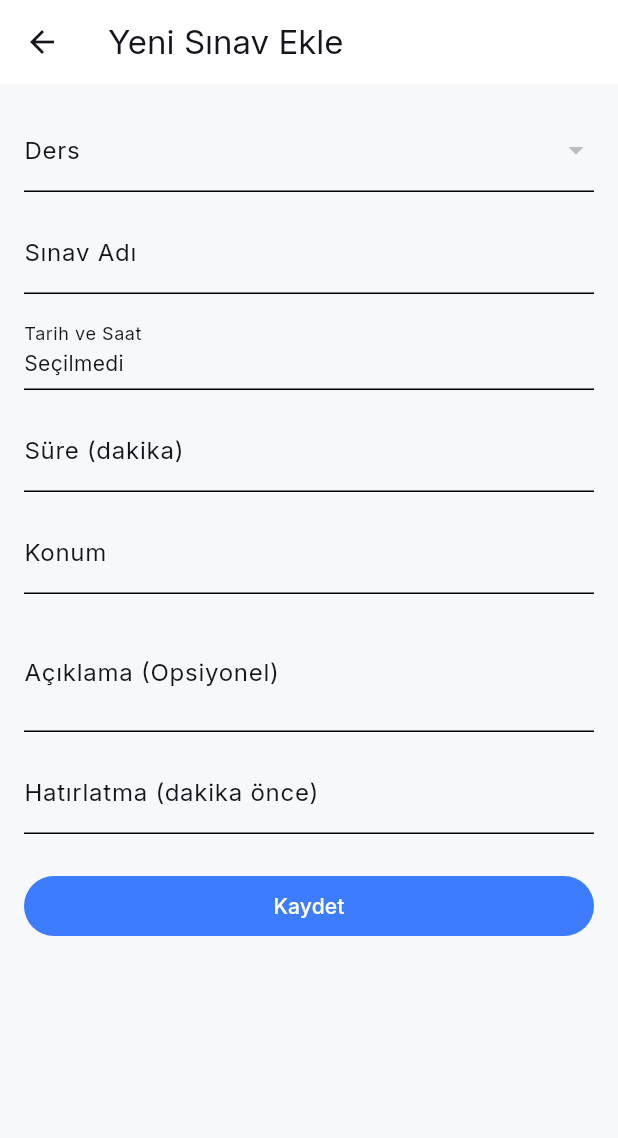
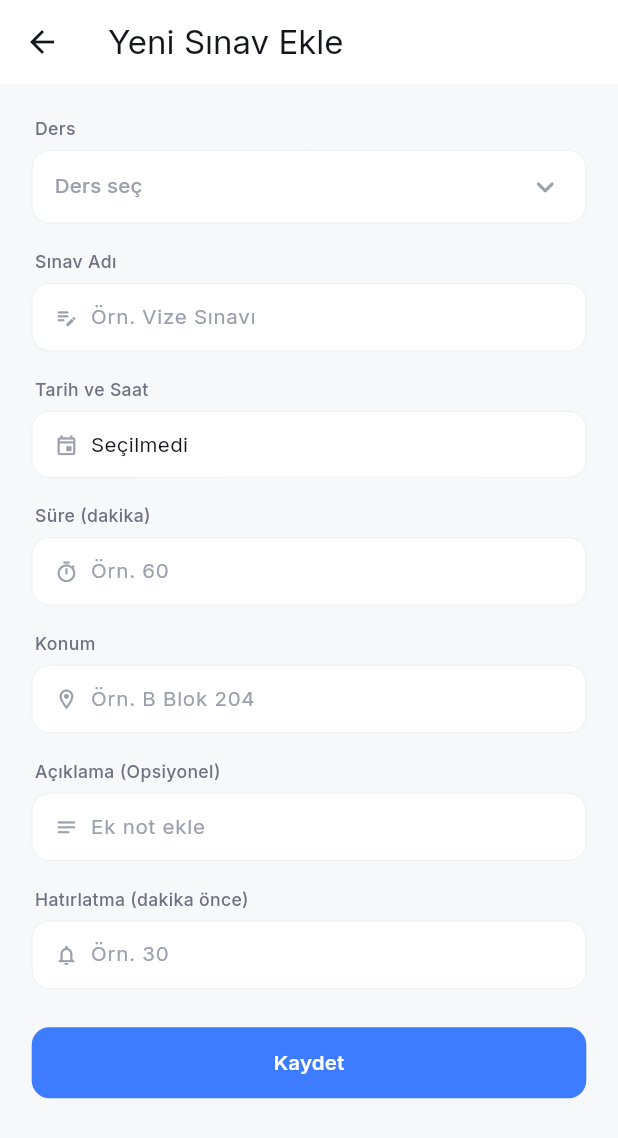
Before and after one commit to EmreBHCC/dersai-proje, a Flutter app: the AddExamScreen screen opened directly, on a phone screen of 412 x 824 dp. Shown: the top 1138 px of the screen. Run offline on Flutter 3.47's test engine with Material 3 defaults, Android fonts, the phone set to English and light mode, and no system bars; our stand-ins replace flutter_riverpod, flutter_screenutil, google_fonts, image_picker, supabase_flutter; missing offline and left inert: tflite_flutter; accounts and stored records are empty; statements that could not run were skipped.

Commit message:
fix(courses,exams): use ScreenUtil and shared auth widgets in add screens

```diff
--- a/lib/features/exams/presentation/screens/add_exam_screen.dart
+++ b/lib/features/exams/presentation/screens/add_exam_screen.dart
@@ -1,11 +1,18 @@
 import 'package:flutter/material.dart';
 import 'package:flutter_riverpod/flutter_riverpod.dart';
+import 'package:flutter_screenutil/flutter_screenutil.dart';
 
+import '../../../../app/theme/app_radius.dart';
+import '../../../../app/theme/app_spacing.dart';
+import '../../../../app/theme/app_text_styles.dart';
+import '../../../../app/theme/app_theme_extension.dart';
+import '../../../auth/presentation/widgets/auth_field_label.dart';
+import '../../../auth/presentation/widgets/auth_primary_button.dart';
+import '../../../auth/presentation/widgets/auth_text_field.dart';
 import '../../../courses/domain/models/course_model.dart';
 import '../../../courses/presentation/providers/add_course_providers.dart';
 import '../../domain/models/exam_model.dart';
 import '../providers/add_exam_providers.dart';
-
 class AddExamScreen extends ConsumerStatefulWidget {
   const AddExamScreen({super.key});
 
@@ -14,7 +21,7 @@ class AddExamScreen extends ConsumerStatefulWidget {
 }
 
 class _AddExamScreenState extends ConsumerState<AddExamScreen> {
-  final _formKey = GlobalKey<FormState>();
+
   final _sinavAdiController = TextEditingController();
   final _sureController = TextEditingController();
   final _konumController = TextEditingController();
@@ -62,7 +69,15 @@ class _AddExamScreenState extends ConsumerState<AddExamScreen> {
   }
 
    Future<void> _save() async {
-    if (!_formKey.currentState!.validate()) return;
+    if (_isSaving) return;
+
+    final sinavAdi = _sinavAdiController.text.trim();
+    if (sinavAdi.isEmpty) {
+      ScaffoldMessenger.of(context).showSnackBar(
+        const SnackBar(content: Text('Sınav adı zorunlu')),
+      );
+      return;
+    }
     if (_selectedCourse == null) {
       ScaffoldMessenger.of(context).showSnackBar(
         const SnackBar(content: Text('Lütfen bir ders seç')),
@@ -84,7 +99,7 @@ class _AddExamScreenState extends ConsumerState<AddExamScreen> {
         ExamModel(
           userId: '',
           dersId: _selectedCourse!.id!,
-          sinavAdi: _sinavAdiController.text.trim(),
+          sinavAdi: sinavAdi,
           tarihSaat: _selectedDateTime!,
           sureDakika: int.tryParse(_sureController.text.trim()),
           konum: _konumController.text.trim(),
@@ -114,102 +129,119 @@ class _AddExamScreenState extends ConsumerState<AddExamScreen> {
 
     @override
   Widget build(BuildContext context) {
+    final theme = Theme.of(context);
+    final appColors = context.appColors;
     final coursesAsync = ref.watch(myCoursesProvider);
 
     return Scaffold(
       appBar: AppBar(title: const Text('Yeni Sınav Ekle')),
       body: Padding(
-        padding: const EdgeInsets.all(16),
-        child: Form(
-          key: _formKey,
+        padding: EdgeInsets.all(AppSpacing.screenPadding),
         child: ListView(
           children: [
+            const AuthFieldLabel('Ders'),
             coursesAsync.when(
-                data: (courses) {
-                  return DropdownButtonFormField<CourseModel>(
-                    initialValue: _selectedCourse,
-                    decoration: const InputDecoration(labelText: 'Ders'),
+              data: (courses) => Container(
+                decoration: BoxDecoration(
+                  color: theme.colorScheme.surface,
+                  borderRadius: BorderRadius.circular(AppRadius.sm + 2),
+                  border: Border.all(color: appColors.border, width: 0.5),
+                ),
+                padding: EdgeInsets.symmetric(horizontal: 14.w),
+                child: DropdownButtonHideUnderline(
+                  child: DropdownButton<CourseModel>(
+                    isExpanded: true,
+                    value: _selectedCourse,
+                    icon: Icon(Icons.keyboard_arrow_down_rounded, color: appColors.textTertiary),
+                    hint: Text('Ders seç', style: TextStyle(fontSize: 14.sp, color: appColors.textTertiary)),
                     items: courses
                         .map(
                           (course) => DropdownMenuItem(
                             value: course,
-                            child: Text(course.dersAdi),
+                            child: Text(course.dersAdi, style: TextStyle(fontSize: 14.sp)),
                           ),
                         )
                         .toList(),
-                    onChanged: (value) =>
-                        setState(() => _selectedCourse = value),
-                    validator: (value) =>
-                        value == null ? 'Ders seçimi zorunlu' : null,
-                  );
-                },
-                loading: () =>
-                    const Center(child: CircularProgressIndicator()),
-                error: (e, _) => Text('Dersler yüklenemedi: $e'),
+                    onChanged: (value) => setState(() => _selectedCourse = value),
                   ),
-              const SizedBox(height: 12),
-              TextFormField(
+                ),
+              ),
+              loading: () => const Center(child: CircularProgressIndicator()),
+              error: (e, _) =>
+                  Text('Dersler yüklenemedi: $e', style: AppTextStyles.body(appColors.textSecondary)),
+            ),
+            SizedBox(height: AppSpacing.md),
+            const AuthFieldLabel('Sınav Adı'),
+            AuthTextField(
               controller: _sinavAdiController,
-                decoration: const InputDecoration(labelText: 'Sınav Adı'),
-                validator: (value) =>
-                    (value == null || value.trim().isEmpty)
-                        ? 'Sınav adı zorunlu'
-                        : null,
+              hintText: 'Örn. Vize Sınavı',
+              icon: Icons.edit_note_rounded,
             ),
-              const SizedBox(height: 12),
+            SizedBox(height: AppSpacing.md),
+            const AuthFieldLabel('Tarih ve Saat'),
             InkWell(
               onTap: _pickDateTime,
-                child: InputDecorator(
-                  decoration: const InputDecoration(labelText: 'Tarih ve Saat'),
-                  child: Text(
+              borderRadius: BorderRadius.circular(AppRadius.sm + 2),
+              child: Container(
+                decoration: BoxDecoration(
+                  color: theme.colorScheme.surface,
+                  borderRadius: BorderRadius.circular(AppRadius.sm + 2),
+                  border: Border.all(color: appColors.border, width: 0.5),
+                ),
+                padding: EdgeInsets.symmetric(horizontal: 14.w, vertical: 12.h),
+                child: Row(
+                  children: [
+                    Icon(Icons.event_outlined, size: 16.sp, color: appColors.textTertiary),
+                    SizedBox(width: 8.w),
+                    Text(
                       _selectedDateTime == null
                           ? 'Seçilmedi'
                           : '${_selectedDateTime!.day}/${_selectedDateTime!.month}/${_selectedDateTime!.year} '
                             '${_selectedDateTime!.hour.toString().padLeft(2, '0')}:${_selectedDateTime!.minute.toString().padLeft(2, '0')}',
-                  ),
-                ),
-              ),
-              const SizedBox(height: 12),
-              TextFormField(
-                controller: _sureController,
-                decoration: const InputDecoration(labelText: 'Süre (dakika)'),
-                keyboardType: TextInputType.number,
-              ),
-              const SizedBox(height: 12),
-              TextFormField(
-                controller: _konumController,
-                decoration: const InputDecoration(labelText: 'Konum'),
-              ),
-              const SizedBox(height: 12),
-              TextFormField(
-                controller: _aciklamaController,
-                decoration:
-                    const InputDecoration(labelText: 'Açıklama (Opsiyonel)'),
-                maxLines: 2,
-              ),
-              const SizedBox(height: 12),
-              TextFormField(
-                controller: _hatirlatmaController,
-                decoration: const InputDecoration(
-                  labelText: 'Hatırlatma (dakika önce)',
-                ),
-                keyboardType: TextInputType.number,
-              ),
-              const SizedBox(height: 24),
-              FilledButton(
-                onPressed: _isSaving ? null : _save,
-                child: _isSaving
-                    ? const SizedBox(
-                        width: 20,
-                        height: 20,
-                        child: CircularProgressIndicator(strokeWidth: 2),
-                      )
-                    : const Text('Kaydet'),
+                      style: TextStyle(fontSize: 14.sp, color: theme.colorScheme.onSurface),
                     ),
                   ],
                 ),
               ),
             ),
+            SizedBox(height: AppSpacing.md),
+            const AuthFieldLabel('Süre (dakika)'),
+            AuthTextField(
+              controller: _sureController,
+              hintText: 'Örn. 60',
+              icon: Icons.timer_outlined,
+              keyboardType: TextInputType.number,
+            ),
+            SizedBox(height: AppSpacing.md),
+            const AuthFieldLabel('Konum'),
+            AuthTextField(
+              controller: _konumController,
+              hintText: 'Örn. B Blok 204',
+              icon: Icons.location_on_outlined,
+            ),
+            SizedBox(height: AppSpacing.md),
+            const AuthFieldLabel('Açıklama (Opsiyonel)'),
+            AuthTextField(
+              controller: _aciklamaController,
+              hintText: 'Ek not ekle',
+              icon: Icons.notes_rounded,
+            ),
+            SizedBox(height: AppSpacing.md),
+            const AuthFieldLabel('Hatırlatma (dakika önce)'),
+            AuthTextField(
+              controller: _hatirlatmaController,
+              hintText: 'Örn. 30',
+              icon: Icons.notifications_outlined,
+              keyboardType: TextInputType.number,
+            ),
+            SizedBox(height: AppSpacing.lg),
+            AuthPrimaryButton(
+              label: _isSaving ? 'Kaydediliyor...' : 'Kaydet',
+              onPressed: _save,
+            ),
+          ],
+        ),
+      ),
     );
   }
 }
```
Also changed, not shown: lib/features/courses/presentation/screens/add_course_screen.dart (+41 -35 lines). Lines whose indentation alone changed are shown as unchanged.
